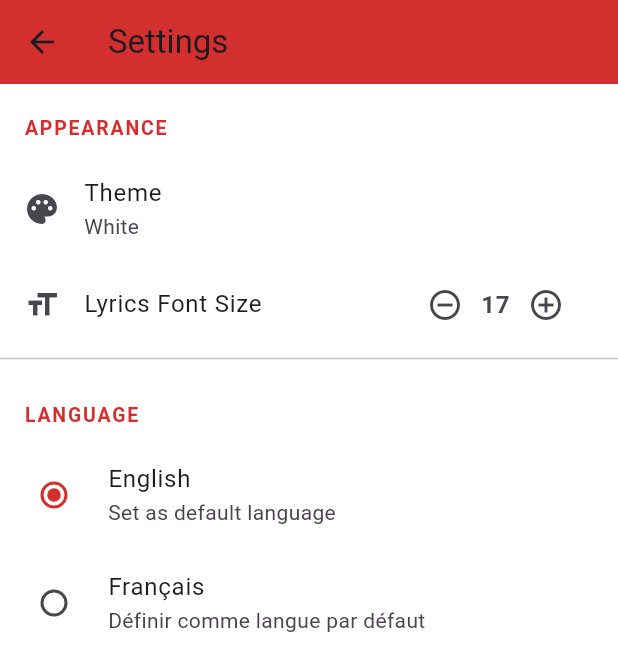
After one commit to RoyalTech-prince/FGM-Projects, a Flutter app: the SettingsScreen screen opened directly, after a tap on the "remove circle outline" icon, on a phone screen of 412 x 824 dp. The commit adds this screen. Shown: the top 671 px of the screen. Run offline on Flutter 3.47's test engine with Material 3 defaults, Android fonts, the phone set to English and light mode, and no system bars; our stand-ins replace hive, hive_flutter; missing offline and left inert: window_manager; accounts and stored records are empty.

Commit message:
Settngs working

```diff
--- a/lib/main.dart
+++ b/lib/main.dart
@@ -7,6 +7,7 @@ import 'package:full_gospel_hymnal/screens/home_screen.dart';
 import 'package:window_manager/window_manager.dart';
 import 'package:full_gospel_hymnal/models/hymn.dart';
 import 'package:flutter/services.dart';
+import 'package:full_gospel_hymnal/screens/LanguageSelectionScreen.dart';
 
 class MyApp extends StatelessWidget {
   const MyApp({super.key});
@@ -14,12 +15,14 @@ class MyApp extends StatelessWidget {
   @override
   Widget build(BuildContext context) {
     // We listen to the theme choice here
-    final selectedTheme = context.watch<SettingsProvider>().selectedTheme;
+    final settings = context.watch<SettingsProvider>();
+    final bool isFirstRun = Hive.box('settings').get('isFirstRun', defaultValue: true);
 
     return MaterialApp(
       debugShowCheckedModeBanner: false,
-      theme: _buildThemeData(selectedTheme),
-      home: const HomeScreen(),
+      theme: _buildThemeData(settings.selectedtheme),
+      //If it's first run, show a selection screen, else go home
+      home: isFirstRun ? const LanguageSelectionScreen() : const HomeScreen(),
     );
   }
 
@@ -47,6 +50,7 @@ void main() async {
 
   Hive.registerAdapter(HymnAdapter());
   await Hive.openBox('settings');
+  await Hive.box('settings').clear();
   //await Hive.deleteBoxFromDisk('hymnsBox');
 
   WindowOptions windowOptions = const WindowOptions(
--- a/lib/providers/settings_provider.dart
+++ b/lib/providers/settings_provider.dart
@@ -2,53 +2,73 @@ import 'package:flutter/material.dart';
 import 'package:hive/hive.dart';
 
 enum AppThemeType { white, red, black }
+enum AppLanguage { en, fr }
 
 class SettingsProvider extends ChangeNotifier {
   // Use a single box reference for cleaner code
-  final Box _box = Hive.box('settings');
+  final Box _settingsBox = Hive.box('settings');
 
-  // --- STATE GETTERS ---
+  double _fontSize = 18.0;
 
-  // Fetches from Hive, defaults to red if null
-  AppThemeType get selectedTheme {
-    final themeIndex = _box.get('themeIndex', defaultValue: AppThemeType.red.index);
-    return AppThemeType.values[themeIndex];
+  //Global app language
+  AppLanguage _defaultLanguage = AppLanguage.en;
+  //Reading hymn language
+  AppLanguage _currentLanguage = AppLanguage.en;
+
+  AppThemeType _selectedTheme = AppThemeType.red;
+
+  SettingsProvider(){
+    _loadSettings();
   }
 
-  // Fetches from Hive, defaults to 18.0
-  double get fontSize => _box.get('fontSize', defaultValue: 18.0);
+  void _loadSettings() {
+    //Load language
+    final langIndex = _settingsBox.get('languageIndex', defaultValue: 0);
+    _defaultLanguage = AppLanguage.values[langIndex];
+    _currentLanguage = _defaultLanguage; //Here the reding hymn language is reset to default on relaunch
 
-  // Language preference: true = English, false = French
-  bool get isEnglish => _box.get('isEnglish', defaultValue: true);
-
-  // --- METHODS ---
-
-  /// Persists the selected theme index to Hive
-  void setTheme(AppThemeType theme) {
-    _box.put('themeIndex', theme.index);
+    _fontSize = _settingsBox.get('fontSize', defaultValue: 18.0);
+    //Load Theme
+    final themeIndex = _settingsBox.get('themeIndex', defaultValue: 0);
+    _selectedTheme = AppThemeType.values[themeIndex];
     notifyListeners();
   }
 
-  /// Global language toggle for the LyricsScreen
-  void toggleLanguage() {
-    bool current = isEnglish;
-    _box.put('isEnglish', !current);
+  //When the user chages their primary language in settings
+  void updateDefaultLanguage(AppLanguage lang) {
+    _defaultLanguage = lang;
+    _currentLanguage = lang;
+    _settingsBox.put('languageIndex', lang.index);
     notifyListeners();
   }
 
-  /// Updated to handle Delta (+1/-1) and persist to Hive
-  void adjustFontSize(double delta) {
-    double newSize = fontSize + delta;
-
-    // Production-standard safety limits
-    if (newSize >= 16.0 && newSize <= 40.0) {
-      _box.put('fontSize', newSize);
-      notifyListeners();
-    }
+  //Toggle language management
+  void toggleCurrentLanguage(){
+    _currentLanguage = (_currentLanguage == AppLanguage.en)
+        ? AppLanguage.fr : AppLanguage.en;
+    notifyListeners();
   }
 
-  /// Helper for your LyricsScreen buttons (+/-)
-  void updateFontSize(bool increase) {
-    adjustFontSize(increase ? 1.0 : -1.0);
+  //The app theme
+  void updateTheme(AppThemeType theme){
+    _selectedTheme = theme;
+    _settingsBox.put('themeIndex', theme.index);
+    notifyListeners();
   }
+
+  void updateFontSize(bool increase){
+    if (increase){
+      if (_fontSize < 40) _fontSize +=1;
+    }else {
+      if (_fontSize > 12) _fontSize -=1;
+    }
+    _settingsBox.put('fontSize', _fontSize);
+    notifyListeners();
+  }
+
+  AppLanguage get defaultLanguage => _defaultLanguage;
+  AppLanguage get currentLanguage => _currentLanguage;
+  AppThemeType get selectedtheme => _selectedTheme;
+  bool get isEnglish => _currentLanguage == AppLanguage.en;
+  double get fontSize => _fontSize;
 }
--- a/lib/screens/home_screen.dart
+++ b/lib/screens/home_screen.dart
@@ -1,19 +1,78 @@
 import 'package:flutter/material.dart';
+import 'package:provider/provider.dart';
 import 'package:full_gospel_hymnal/providers/hymn_provider.dart';
-import 'package:provider/provider.dart';
+import 'package:full_gospel_hymnal/providers/settings_provider.dart';
 import 'package:full_gospel_hymnal/screens/lyrics_screen.dart';
+import 'package:full_gospel_hymnal/screens/settings_screen.dart';
+import 'package:full_gospel_hymnal/utils/app_strings.dart';
 
-class HomeScreen extends StatelessWidget{
+class HomeScreen extends StatefulWidget {
   const HomeScreen({super.key});
 
   @override
+  State<HomeScreen> createState() => _HomeScreenState();
+}
+
+class _HomeScreenState extends State<HomeScreen> {
+  int _currentIndex = 0;
+
+  // The screens for each tab
+  final List<Widget> _screens = [
+    const HymnListBody(),
+    const SettingsScreen(),
+    const Center(child: Text("About Screen")),
+  ];
+
+  @override
   Widget build(BuildContext context) {
-  // Access the theme defined in the provider
+    // Access the provider for language and theme updates
+    final settings = context.watch<SettingsProvider>();
+    final theme = Theme.of(context);
+    final lang = settings.defaultLanguage;
+
+    return Scaffold(
+      backgroundColor: theme.scaffoldBackgroundColor,
+      body: _screens[_currentIndex],
+
+      bottomNavigationBar: BottomNavigationBar(
+        // Dynamic styling to match the theme
+        backgroundColor: theme.brightness == Brightness.dark ? Colors.grey[900] : Colors.white,
+        selectedItemColor: theme.brightness == Brightness.dark ? Colors.redAccent : const Color(0xFFD32F2F),
+        unselectedItemColor: Colors.grey,
+        currentIndex: _currentIndex,
+        onTap: (index) {
+          setState(() {
+            _currentIndex = index;
+          });
+        },
+        items: [
+          BottomNavigationBarItem(
+            icon: const Icon(Icons.home),
+            label: lang == AppLanguage.en ? 'Home' : 'Accueil',
+          ),
+          BottomNavigationBarItem(
+            icon: const Icon(Icons.settings),
+            label: AppStrings.settings(lang),
+          ),
+          BottomNavigationBarItem(
+            icon: const Icon(Icons.info),
+            label: lang == AppLanguage.en ? 'About' : 'À propos',
+          ),
+        ],
+      ),
+    );
+  }
+}
+
+// --- Extracted Body for Tab 0 (The Search/Hymn List) ---
+class HymnListBody extends StatelessWidget {
+  const HymnListBody({super.key});
+
+  @override
+  Widget build(BuildContext context) {
     final theme = Theme.of(context);
 
-  return Scaffold(
-    backgroundColor: theme.scaffoldBackgroundColor, // Switches Red/Black/White
-    body: SafeArea(
+    return SafeArea(
       child: Column(
         children: [
           const Padding(
@@ -26,10 +85,8 @@ Widget build(BuildContext context) {
               child: Container(
                 margin: const EdgeInsets.fromLTRB(20, 0, 20, 10),
                 decoration: BoxDecoration(
-                // As per the theme
-                color: Theme.of(context).cardColor,
+                  color: theme.cardColor,
                   borderRadius: BorderRadius.circular(30),
-
                 ),
                 child: const HymnListView(),
               ),
@@ -37,25 +94,11 @@ Widget build(BuildContext context) {
           ),
         ],
       ),
-    ),
-    bottomNavigationBar: BottomNavigationBar(
-      backgroundColor: Colors.white,
-      selectedItemColor: const Color(0xFFD32F2F),
-      unselectedItemColor: Colors.grey,
-      currentIndex: 0,
-      items: const[
-        BottomNavigationBarItem(icon: Icon(Icons.home), label: 'Home'),
-        BottomNavigationBarItem(icon: Icon(Icons.settings), label: 'Settings'),
-        BottomNavigationBarItem(icon: Icon(Icons.info), label: 'About'),
-      ],
-      onTap: (index){
-        print("Ready to move!!!");
-      },
-    ),
     );
   }
 }
 
+// --- Search Bar Widget ---
 class SearchBarWidget extends StatefulWidget {
   const SearchBarWidget({super.key});
 
@@ -68,28 +111,32 @@ class _SearchBarWidgetState extends State<SearchBarWidget> {
 
   @override
   Widget build(BuildContext context) {
+    final settings = context.watch<SettingsProvider>();
+
     return TextField(
       controller: _controller,
+      style: const TextStyle(color: Colors.black),
       onChanged: (value) {
-        // Update search results as user types
         context.read<HymnProvider>().search(value);
       },
       decoration: InputDecoration(
         filled: true,
         fillColor: Colors.white,
-        hintText: 'Search by Title or by number',
+        hintText: AppStrings.searchHint(settings.defaultLanguage),
+        hintStyle: const TextStyle(color: Colors.black54),
         prefixIcon: const Icon(Icons.search, color: Colors.black54),
         suffixIcon: _controller.text.isNotEmpty
             ? IconButton(
-                icon: const Icon(Icons.clear),
+                icon: const Icon(Icons.clear, color: Colors.black54),
                 onPressed: () {
                   _controller.clear();
                   context.read<HymnProvider>().search('');
+                  setState(() {});
                 },
               )
             : null,
         border: OutlineInputBorder(
-          borderRadius: BorderRadius.circular(12),
+          borderRadius: BorderRadius.circular(15),
           borderSide: BorderSide.none,
         ),
       ),
@@ -97,43 +144,67 @@ class _SearchBarWidgetState extends State<SearchBarWidget> {
   }
 }
 
+// --- Hymn List Widget ---
 class HymnListView extends StatelessWidget {
   const HymnListView({super.key});
 
   @override
   Widget build(BuildContext context) {
     final hymnProvider = context.watch<HymnProvider>();
+    final settings = context.watch<SettingsProvider>();
+    final isDark = Theme.of(context).brightness == Brightness.dark;
 
     if (hymnProvider.isLoading) {
       return const Center(child: CircularProgressIndicator(color: Color(0xFFD32F2F)));
     }
 
     if (hymnProvider.hymns.isEmpty) {
-      return const Center(child: Text("No hymns found!!"));
+      return Center(
+        child: Text(
+          settings.defaultLanguage == AppLanguage.en ? "No hymns found!" : "Aucun cantique trouvé !",
+          style: TextStyle(color: isDark ? Colors.white70 : Colors.black54),
+        ),
+      );
     }
 
     return ListView.separated(
       padding: const EdgeInsets.symmetric(vertical: 10),
       itemCount: hymnProvider.hymns.length,
-      separatorBuilder: (context, index) => const Divider(indent: 70, endIndent: 20),
+      separatorBuilder: (context, index) => Divider(
+        indent: 70,
+        endIndent: 20,
+        color: isDark ? Colors.white10 : Colors.black12,
+      ),
       itemBuilder: (context, index) {
         final hymn = hymnProvider.hymns[index];
+        // Flip titles based on preferred language
+        final mainTitle = settings.defaultLanguage == AppLanguage.en ? hymn.titleEn : hymn.titleFr;
+        final subTitle = settings.defaultLanguage == AppLanguage.en ? hymn.titleFr : hymn.titleEn;
+
         return ListTile(
           leading: CircleAvatar(
             backgroundColor: const Color(0xFFD32F2F),
-            child: Text("${hymn.number}", style: const TextStyle(color: Colors.white)),
+            child: Text("${hymn.number}", style: const TextStyle(color: Colors.white, fontSize: 14)),
           ),
           title: Text(
-            hymn.titleEn,
-            style: const TextStyle(fontWeight: FontWeight.bold, fontSize: 16),
+            mainTitle,
+            style: TextStyle(
+              fontWeight: FontWeight.bold,
+              fontSize: 16,
+              color: isDark ? Colors.white : Colors.black,
             ),
-          subtitle: Text(hymn.titleFr, style: const TextStyle(fontStyle: FontStyle.italic)),
+          ),
+          subtitle: Text(
+            subTitle,
+            style: TextStyle(
+              fontStyle: FontStyle.italic,
+              color: isDark ? Colors.white60 : Colors.black54,
+            ),
+          ),
           onTap: () {
             Navigator.push(
               context,
-              MaterialPageRoute(
-                builder: (context) => LyricsScreen(hymn: hymn),
-              ),
+              MaterialPageRoute(builder: (context) => LyricsScreen(hymn: hymn)),
             );
           },
         );
--- /dev/null
+++ b/lib/screens/settings_screen.dart
@@ -0,0 +1,145 @@
+import 'package:flutter/material.dart';
+import 'package:provider/provider.dart';
+import 'package:full_gospel_hymnal/providers/settings_provider.dart';
+import 'package:full_gospel_hymnal/utils/app_strings.dart';
+
+class SettingsScreen extends StatelessWidget {
+  const SettingsScreen({super.key});
+
+  @override
+  Widget build(BuildContext context) {
+    // Listen to the SettingsProvider for any changes
+    final settings = context.watch<SettingsProvider>();
+    final theme = Theme.of(context);
+    final lang = settings.defaultLanguage;
+
+    return Scaffold(
+      appBar: AppBar(
+        title: Text(AppStrings.settings(lang)),
+        // AppBar color adapts to the theme
+        backgroundColor: theme.brightness == Brightness.dark
+            ? Colors.black
+            : const Color(0xFFD32F2F),
+        elevation: 0,
+      ),
+      body: ListView(
+        children: [
+          _buildSectionHeader(AppStrings.appearance(lang), theme),
+
+          // --- THEME SELECTION ---
+          ListTile(
+            leading: const Icon(Icons.palette),
+            title: Text(AppStrings.theme(lang)),
+            subtitle: Text(_getThemeName(settings.selectedtheme, lang)),
+            onTap: () => _showThemeDialog(context, settings),
+          ),
+
+          // --- FONT SIZE ADJUSTMENT ---
+          ListTile(
+            leading: const Icon(Icons.format_size),
+            title: Text(lang == AppLanguage.en ? "Lyrics Font Size" : "Taille de la police"),
+            trailing: Row(
+              mainAxisSize: MainAxisSize.min,
+              children: [
+                IconButton(
+                  icon: const Icon(Icons.remove_circle_outline),
+                  onPressed: () => settings.updateFontSize(false),
+                ),
+                Text(
+                  settings.fontSize.toInt().toString(),
+                  style: const TextStyle(fontWeight: FontWeight.bold, fontSize: 16)
+                ),
+                IconButton(
+                  icon: const Icon(Icons.add_circle_outline),
+                  onPressed: () => settings.updateFontSize(true),
+                ),
+              ],
+            ),
+          ),
+
+          const Divider(),
+          _buildSectionHeader(AppStrings.language(lang), theme),
+
+          // --- DEFAULT LANGUAGE SELECTION ---
+          RadioListTile<AppLanguage>(
+            title: const Text("English"),
+            subtitle: const Text("Set as default language"),
+            value: AppLanguage.en,
+            groupValue: settings.defaultLanguage,
+            activeColor: const Color(0xFFD32F2F),
+            onChanged: (val) {
+              if (val != null) settings.updateDefaultLanguage(val);
+            },
+          ),
+          RadioListTile<AppLanguage>(
+            title: const Text("Français"),
+            subtitle: const Text("Définir comme langue par défaut"),
+            value: AppLanguage.fr,
+            groupValue: settings.defaultLanguage,
+            activeColor: const Color(0xFFD32F2F),
+            onChanged: (val) {
+              if (val != null) settings.updateDefaultLanguage(val);
+            },
+          ),
+        ],
+      ),
+    );
+  }
+
+  // Helper for Section Titles (APPEARANCE, LANGUAGE, etc.)
+  Widget _buildSectionHeader(String title, ThemeData theme) {
+    return Padding(
+      padding: const EdgeInsets.fromLTRB(16, 20, 16, 8),
+      child: Text(
+        title.toUpperCase(),
+        style: TextStyle(
+          color: theme.brightness == Brightness.dark
+              ? Colors.redAccent
+              : const Color(0xFFD32F2F),
+          fontWeight: FontWeight.bold,
+          fontSize: 13,
+          letterSpacing: 1.2,
+        ),
+      ),
+    );
+  }
+
+  // Maps the Enum to the String in AppStrings
+  String _getThemeName(AppThemeType type, AppLanguage lang) {
+    switch (type) {
+      case AppThemeType.red:
+        return AppStrings.themeRed(lang);
+      case AppThemeType.white:
+        return AppStrings.themeWhite(lang);
+      case AppThemeType.black:
+        return AppStrings.themeBlack(lang);
+    }
+  }
+
+  // Displays the Theme selection popup
+  void _showThemeDialog(BuildContext context, SettingsProvider settings) {
+    showDialog(
+      context: context,
+      builder: (context) => AlertDialog(
+        title: Text(AppStrings.theme(settings.defaultLanguage)),
+        shape: RoundedRectangleBorder(borderRadius: BorderRadius.circular(15)),
+        content: Column(
+          mainAxisSize: MainAxisSize.min,
+          children: AppThemeType.values.map((type) {
+            return RadioListTile<AppThemeType>(
+              title: Text(_getThemeName(type, settings.defaultLanguage)),
+              value: type,
+              groupValue: settings.selectedtheme, // Matches your getter
+              onChanged: (val) {
+                if (val != null) {
+                  settings.updateTheme(val);
+                  Navigator.pop(context); // Close dialog after selection
+                }
+              },
+            );
+          }).toList(),
+        ),
+      ),
+    );
+  }
+}
--- /dev/null
+++ b/lib/utils/app_strings.dart
@@ -0,0 +1,39 @@
+import 'package:full_gospel_hymnal/providers/settings_provider.dart';
+
+class AppStrings {
+  // ---Home Screen---
+  static String searchHint(AppLanguage lang) =>
+      lang == AppLanguage.en ? "Search by title or number.." : "Rechercher par titre ou numero..";
+
+  static String homeTitle(AppLanguage lang) =>
+      lang == AppLanguage.en ? "Full Gospel Hymnal" : "Cantiques du Plein Évangile";
+
+  // ---Settings Screen ---
+  static String settings(AppLanguage lang) =>
+      lang == AppLanguage.en ? "Settings" : "Paramètres";
+
+  static String appearance(AppLanguage lang) =>
+      lang == AppLanguage.en ? "Appearance" : "Apparence";
+
+static String language(AppLanguage lang) =>
+      lang == AppLanguage.en ? "Language" : "Langue";
+
+static String theme(AppLanguage lang) =>
+      lang == AppLanguage.en ? "Theme" : "Thème";
+
+static String themeRed(AppLanguage lang) =>
+      lang == AppLanguage.en ? "Red (Default)" : "Rouge (Défaut)";
+
+static String themeWhite(AppLanguage lang) =>
+      lang == AppLanguage.en ? "White" : "Blanc";
+
+static String themeBlack(AppLanguage lang) =>
+      lang == AppLanguage.en ? "Black" : "Noir";
+
+static String welcome(AppLanguage lang) =>
+      lang == AppLanguage.en ? "Welcome !" : "Bienvenue !";
+
+static String selectLang(AppLanguage lang) =>
+      lang == AppLanguage.en ? "Choose your preferred language" : "Choisissez votre langue préférée";
+
+}
```
Also changed, not shown: lib/screens/LanguageSelectionScreen.dart (added, +102 -0 lines), lib/screens/lyrics_screen.dart (+13 -13 lines). Lines whose indentation alone changed are shown as unchanged.
